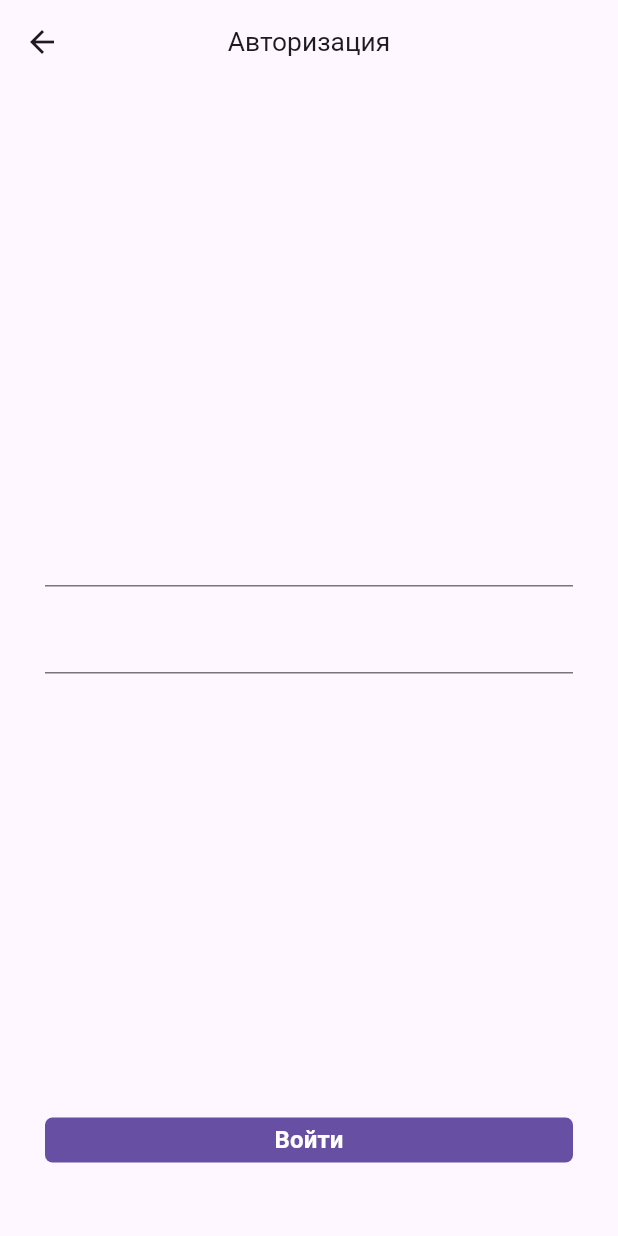
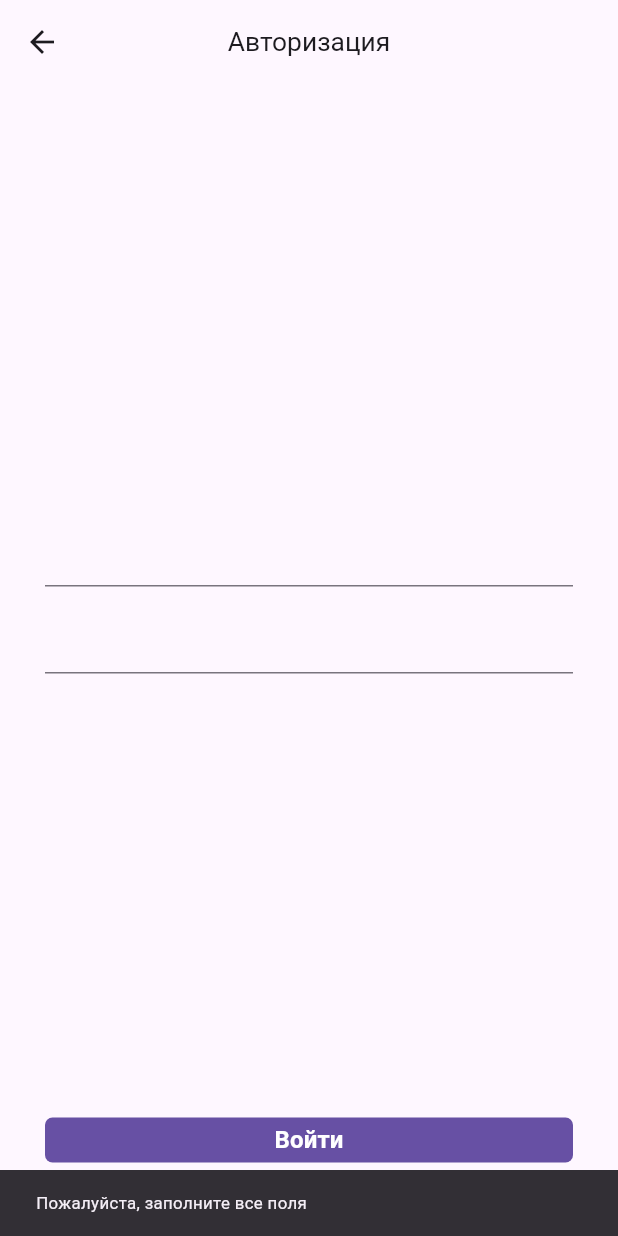
Before and after one commit to theivmatic/xteam_test, a Flutter app: the AuthView screen opened by its route, after a tap on "Войти", on a phone screen of 412 x 824 dp. Run offline on Flutter 3.47's test engine with Material 3 defaults, Android fonts, the phone set to English and light mode, and no system bars; our stand-ins replace auto_route, flutter_bloc.

Commit message:
finished auth

```diff
--- a/lib/src/core/routes/app_router.dart
+++ b/lib/src/core/routes/app_router.dart
@@ -9,9 +9,12 @@ class AppRouter extends RootStackRouter {
   List<AutoRoute> get routes => [
         AutoRoute(
           page: AuthView.page,
+          // initial: true,
+        ),
+        AutoRoute(
+          page: HomeView.page,
           initial: true,
         ),
-        AutoRoute(page: HomeView.page),
       ];
   AppRouter._();
 
--- a/lib/src/feature/auth/domain/bloc/auth_bloc.dart
+++ b/lib/src/feature/auth/domain/bloc/auth_bloc.dart
@@ -1,3 +1,5 @@
+import 'dart:async';
+
 import 'package:flutter/material.dart';
 import 'package:flutter_bloc/flutter_bloc.dart';
 import 'package:xteam_test/src/core/routes/app_router.dart';
@@ -12,11 +14,9 @@ class AuthBloc extends Bloc<AuthBlocEvent, AuthBlocState> {
           SignInClickedEvent() => _signInClicked(event, emit),
         });
   }
-}
-
   AppRouter router = AppRouter.instance();
 
-_signInClicked(
+  FutureOr<void> _signInClicked(
     SignInClickedEvent event,
     Emitter<AuthBlocState> emit,
   ) async {
@@ -40,3 +40,4 @@ _signInClicked(
       }
     }
   }
+}
--- a/lib/src/feature/auth/presentation/view/auth.dart
+++ b/lib/src/feature/auth/presentation/view/auth.dart
@@ -1,17 +1,33 @@
 import 'package:auto_route/auto_route.dart';
 import 'package:flutter/material.dart';
+import 'package:flutter_bloc/flutter_bloc.dart';
+import 'package:xteam_test/src/feature/auth/domain/bloc/auth_bloc.dart';
 import 'package:xteam_test/src/feature/auth/presentation/widgets/form.dart';
 import 'package:xteam_test/src/feature/auth/presentation/widgets/primary_button.dart';
 
 @RoutePage()
-class AuthView extends StatelessWidget {
+class AuthView extends StatefulWidget {
   const AuthView({super.key});
 
   @override
-  Widget build(BuildContext context) {
+  State<AuthView> createState() => _AuthViewState();
+}
+
+class _AuthViewState extends State<AuthView> {
   final TextEditingController loginController = TextEditingController();
   final TextEditingController passwordController = TextEditingController();
 
+  late final AuthBloc authBloc;
+
+  @override
+  void initState() {
+    super.initState();
+
+    authBloc = context.read<AuthBloc>();
+  }
+
+  @override
+  Widget build(BuildContext context) {
     return Scaffold(
       appBar: AppBar(
         centerTitle: true,
@@ -19,7 +35,9 @@ class AuthView extends StatelessWidget {
       ),
       body: Padding(
         padding: const EdgeInsets.symmetric(horizontal: 30),
-        child: Column(
+        child: BlocBuilder<AuthBloc, AuthBlocState>(
+          builder: (context, state) => switch (state) {
+            AuthBlocInitialState() => Column(
                 children: [
                   const Spacer(),
                   FormWidget(controller: loginController),
@@ -28,10 +46,36 @@ class AuthView extends StatelessWidget {
                   const Spacer(),
                   PrimaryButtonWidget(
                     text: 'Войти',
-              onPressed: () {},
+                    onPressed: () {
+                      if (loginController.text.isNotEmpty &&
+                          passwordController.text.isNotEmpty) {
+                        authBloc.add(
+                          SignInClickedEvent(
+                            login: loginController.text,
+                            password: passwordController.text,
+                          ),
+                        );
+                      } else {
+                        ScaffoldMessenger.of(context).clearSnackBars();
+                        ScaffoldMessenger.of(context).showSnackBar(
+                          const SnackBar(
+                            content: Text('Пожалуйста, заполните все поля'),
+                          ),
+                        );
+                      }
+                    },
                   ),
                   const SizedBox(height: 40),
                 ],
+              ),
+            AuthBlocLoadingState() => const Center(
+                child: CircularProgressIndicator(),
+              ),
+            AuthBlocErrorState(errorMessage: 'Что-то пошло не так') => Center(
+                child: Text(state.errorMessage),
+              ),
+            (_) => const SizedBox(),
+          },
         ),
       ),
     );
--- a/lib/src/feature/auth/presentation/widgets/form.dart
+++ b/lib/src/feature/auth/presentation/widgets/form.dart
@@ -10,6 +10,8 @@ class FormWidget extends StatelessWidget {
 
   @override
   Widget build(BuildContext context) {
-    return TextFormField();
+    return TextFormField(
+      controller: controller,
+    );
   }
 }
```
Lines whose indentation alone changed are shown as unchanged.
